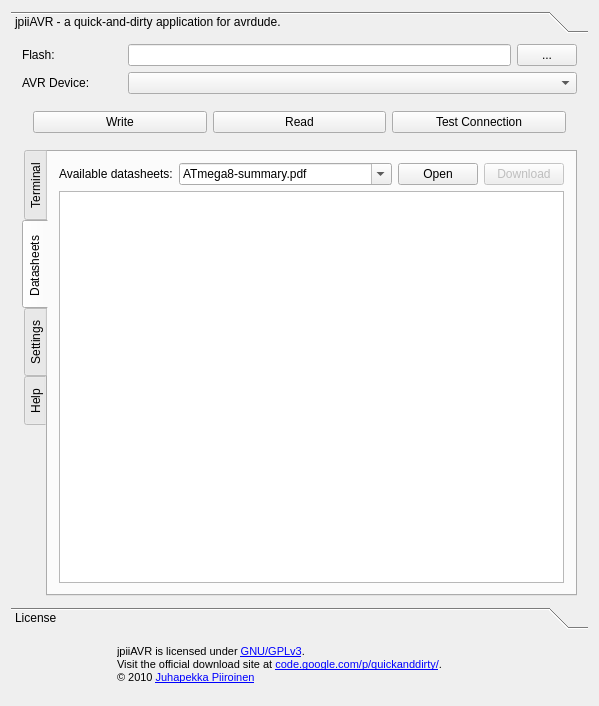
pbystrup/quickanddirty, file jpiiavr/mainwindow.ui: the form before one commit.
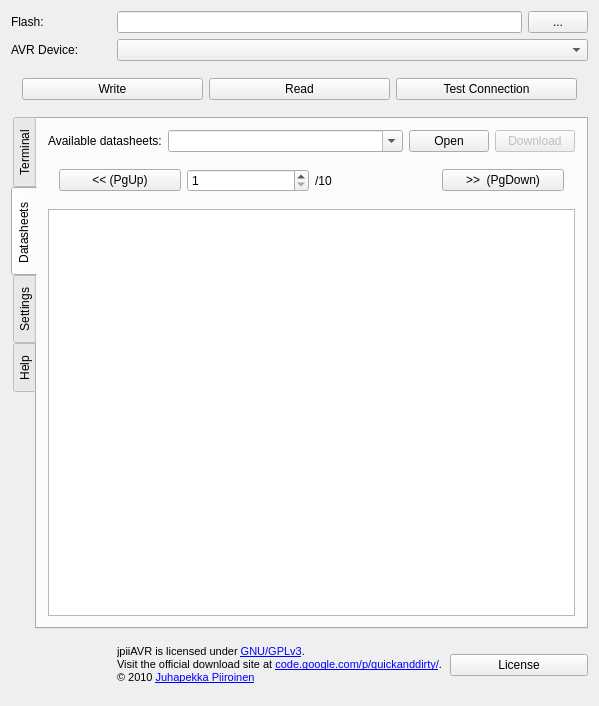
The form after the commit. The open tabs and pages were chosen to show the change. Icons and pictures are not drawn.

Commit message: added separate license dialog which is triggered with button. added support for pdf navigation. the datasheet combobox will fill itself form the application directory / datasheet folder.

Diff of the .ui file:
```diff
--- a/jpiiavr/mainwindow.ui
+++ b/jpiiavr/mainwindow.ui
@@ -16,27 +16,6 @@
   <widget class="QWidget" name="centralWidget">
    <layout class="QVBoxLayout" name="verticalLayout">
     <item>
-     <widget class="QToolBox" name="toolBox">
-      <property name="currentIndex">
-       <number>0</number>
-      </property>
-      <property name="tabSpacing">
-       <number>0</number>
-      </property>
-      <widget class="QWidget" name="page">
-       <property name="geometry">
-        <rect>
-         <x>0</x>
-         <y>0</y>
-         <width>581</width>
-         <height>543</height>
-        </rect>
-       </property>
-       <attribute name="label">
-        <string>jpiiAVR - a quick-and-dirty application for avrdude.</string>
-       </attribute>
-       <layout class="QVBoxLayout" name="verticalLayout_2">
-        <item>
          <layout class="QHBoxLayout" name="horizontalLayout_4">
           <item>
            <widget class="QLabel" name="label">
@@ -192,7 +171,7 @@
            <attribute name="title">
             <string>Datasheets </string>
            </attribute>
-           <layout class="QVBoxLayout" name="verticalLayout_6">
+       <layout class="QVBoxLayout" name="verticalLayout_2">
             <item>
              <layout class="QHBoxLayout" name="horizontalLayout_8">
               <item>
@@ -219,11 +198,6 @@
                 <property name="editable">
                  <bool>true</bool>
                 </property>
-                <item>
-                 <property name="text">
-                  <string>ATmega8-summary.pdf</string>
-                 </property>
-                </item>
                </widget>
               </item>
               <item>
@@ -245,6 +219,46 @@
               </item>
              </layout>
             </item>
+        <item>
+         <widget class="QWidget" name="widgetDatasheetActions" native="true">
+          <layout class="QHBoxLayout" name="horizontalLayout_10">
+           <item>
+            <widget class="QPushButton" name="pushButtonPreviousPage">
+             <property name="text">
+              <string>&lt;&lt; (PgUp)</string>
+             </property>
+             <property name="shortcut">
+              <string>PgUp</string>
+             </property>
+            </widget>
+           </item>
+           <item>
+            <widget class="QSpinBox" name="spinBoxCurrentPage">
+             <property name="minimum">
+              <number>1</number>
+             </property>
+            </widget>
+           </item>
+           <item>
+            <widget class="QLabel" name="labelMaxPages">
+             <property name="text">
+              <string>/10</string>
+             </property>
+            </widget>
+           </item>
+           <item>
+            <widget class="QPushButton" name="pushButtonNextPage">
+             <property name="text">
+              <string>&gt;&gt;  (PgDown)</string>
+             </property>
+             <property name="shortcut">
+              <string>PgDown</string>
+             </property>
+            </widget>
+           </item>
+          </layout>
+         </widget>
+        </item>
             <item>
              <widget class="QGraphicsView" name="graphicsViewDatasheet"/>
             </item>
@@ -342,28 +356,6 @@
           </widget>
          </widget>
         </item>
-       </layout>
-      </widget>
-      <widget class="QWidget" name="page_2">
-       <property name="geometry">
-        <rect>
-         <x>0</x>
-         <y>0</y>
-         <width>581</width>
-         <height>543</height>
-        </rect>
-       </property>
-       <attribute name="label">
-        <string>License</string>
-       </attribute>
-       <layout class="QVBoxLayout" name="verticalLayout_3">
-        <item>
-         <widget class="QPlainTextEdit" name="plainTextEditLicense"/>
-        </item>
-       </layout>
-      </widget>
-     </widget>
-    </item>
     <item>
      <layout class="QHBoxLayout" name="horizontalLayout_7">
       <item>
@@ -407,6 +399,13 @@
         </property>
        </widget>
       </item>
+      <item>
+       <widget class="QPushButton" name="pushButtonLicense">
+        <property name="text">
+         <string>License</string>
+        </property>
+       </widget>
+      </item>
      </layout>
     </item>
    </layout>
```
Left out of the diff: 4 changed lines with no effect on the pictures. Lines whose indentation alone changed are shown as unchanged. The commit also changes 8 other files.
